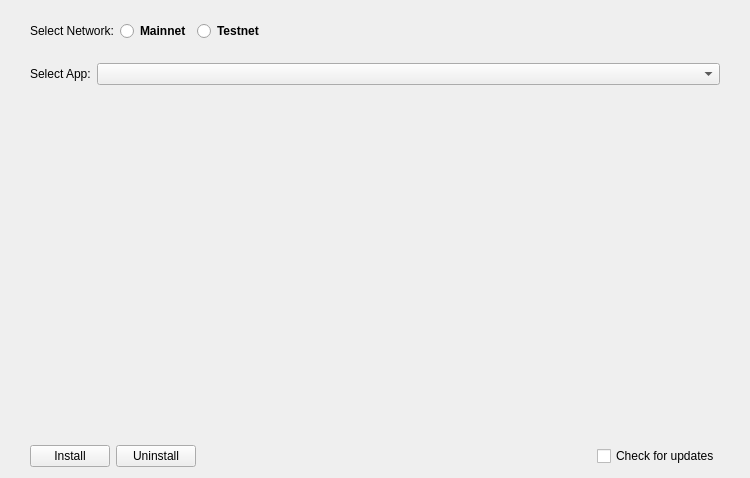
Above: src/qt/forms/qtumledgerinstallerdialog.ui from qtumproject/qtum-ledger-loader before the change. Below: the same form after it.
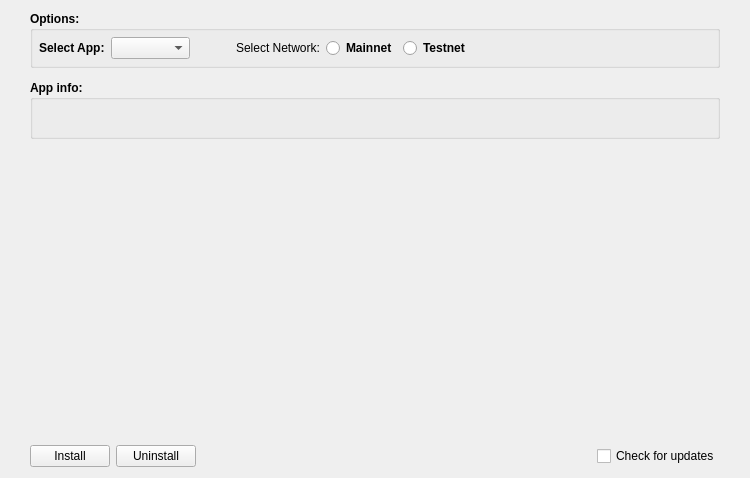
That is the form after the change.

Diff of the .ui file:
```diff
--- a/src/qt/forms/qtumledgerinstallerdialog.ui
+++ b/src/qt/forms/qtumledgerinstallerdialog.ui
@@ -36,74 +36,38 @@
        <number>30</number>
       </property>
       <item>
-       <layout class="QHBoxLayout" name="horizontalLayout">
-        <property name="topMargin">
-         <number>10</number>
-        </property>
-        <property name="bottomMargin">
-         <number>10</number>
-        </property>
-        <item>
-         <widget class="QLabel" name="labelTitle">
+       <widget class="QGroupBox" name="groupBox_2">
           <property name="font">
            <font>
-            <weight>50</weight>
-            <bold>false</bold>
-           </font>
-          </property>
-          <property name="text">
-           <string>Select Network:</string>
-          </property>
-         </widget>
-        </item>
-        <item>
-         <layout class="QHBoxLayout" name="horizontalLayout_3">
-          <item>
-           <widget class="QRadioButton" name="radioMainnet">
-            <property name="font">
-             <font>
               <weight>75</weight>
               <bold>true</bold>
              </font>
             </property>
-            <property name="text">
-             <string>Mainnet</string>
-            </property>
-           </widget>
-          </item>
-          <item>
-           <widget class="QRadioButton" name="radioTestnet">
-            <property name="font">
-             <font>
-              <weight>75</weight>
-              <bold>true</bold>
-             </font>
-            </property>
-            <property name="text">
-             <string>Testnet</string>
-            </property>
-           </widget>
-          </item>
-          <item>
-           <spacer name="horizontalSpacer_2">
-            <property name="orientation">
-             <enum>Qt::Horizontal</enum>
-            </property>
-            <property name="sizeHint" stdset="0">
-             <size>
-              <width>40</width>
-              <height>20</height>
-             </size>
-            </property>
-           </spacer>
-          </item>
-         </layout>
-        </item>
-       </layout>
-      </item>
-      <item>
-       <layout class="QHBoxLayout" name="horizontalLayout">
+        <property name="autoFillBackground">
+         <bool>false</bool>
+        </property>
+        <property name="title">
+         <string>Options:</string>
+        </property>
+        <layout class="QFormLayout" name="formLayout_2">
         <property name="leftMargin">
+          <number>6</number>
+         </property>
+         <property name="topMargin">
+          <number>6</number>
+         </property>
+         <property name="rightMargin">
+          <number>6</number>
+         </property>
+         <property name="bottomMargin">
+          <number>6</number>
+         </property>
+         <item row="0" column="0">
+          <layout class="QHBoxLayout" name="horizontalLayout">
+           <property name="topMargin">
+            <number>0</number>
+           </property>
+           <property name="bottomMargin">
          <number>0</number>
         </property>
         <item>
@@ -122,29 +86,87 @@
         <item>
          <widget class="QComboBox" name="cbLedgerApp"/>
         </item>
-       </layout>
-      </item>
       <item>
-       <spacer name="verticalSpacer_2">
+            <spacer name="horizontalSpacer_2">
         <property name="orientation">
-         <enum>Qt::Vertical</enum>
-        </property>
-        <property name="sizeType">
-         <enum>QSizePolicy::Fixed</enum>
+              <enum>Qt::Horizontal</enum>
         </property>
         <property name="sizeHint" stdset="0">
          <size>
-          <width>20</width>
+               <width>40</width>
           <height>20</height>
          </size>
         </property>
        </spacer>
       </item>
       <item>
+            <layout class="QHBoxLayout" name="horizontalLayout_3">
+             <item>
+              <widget class="QLabel" name="labelTitle">
+               <property name="font">
+                <font>
+                 <weight>50</weight>
+                 <bold>false</bold>
+                </font>
+               </property>
+               <property name="text">
+                <string>Select Network:</string>
+               </property>
+              </widget>
+             </item>
+             <item>
+              <widget class="QRadioButton" name="radioMainnet">
+               <property name="font">
+                <font>
+                 <weight>75</weight>
+                 <bold>true</bold>
+                </font>
+               </property>
+               <property name="text">
+                <string>Mainnet</string>
+               </property>
+              </widget>
+             </item>
+             <item>
+              <widget class="QRadioButton" name="radioTestnet">
+               <property name="font">
+                <font>
+                 <weight>75</weight>
+                 <bold>true</bold>
+                </font>
+               </property>
+               <property name="text">
+                <string>Testnet</string>
+               </property>
+              </widget>
+             </item>
+            </layout>
+           </item>
+          </layout>
+         </item>
+        </layout>
+       </widget>
+      </item>
+      <item>
+       <widget class="QGroupBox" name="groupBox">
+        <property name="font">
+         <font>
+          <weight>75</weight>
+          <bold>true</bold>
+         </font>
+        </property>
+        <property name="title">
+         <string>App info:</string>
+        </property>
+        <layout class="QFormLayout" name="formLayout">
+         <item row="0" column="0">
        <widget class="QLabel" name="labelInfo">
         <property name="text">
          <string/>
         </property>
+          </widget>
+         </item>
+        </layout>
        </widget>
       </item>
       <item>
```
Left out of the diff: 2 changed lines with no effect on the pictures. Lines whose indentation alone changed are shown as unchanged.
